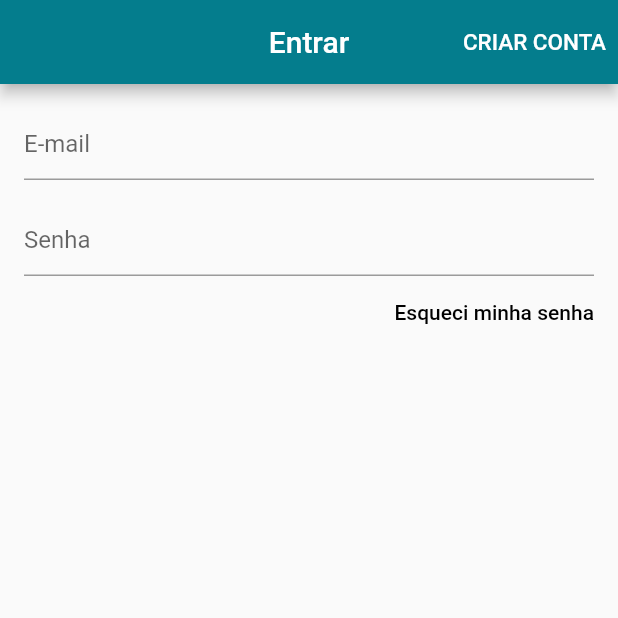
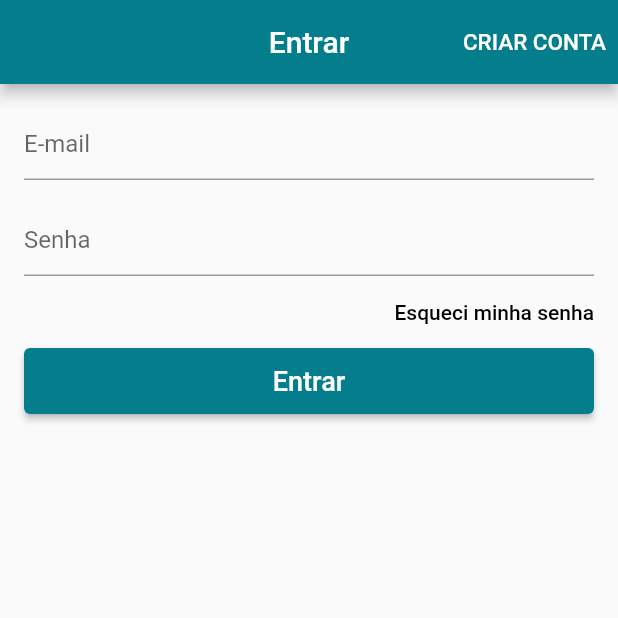
Before and after one commit to gabrielpereira3/loja, a Flutter app: the screen it shows after launch, on a phone screen of 412 x 824 dp, the top half of it. Run offline on Flutter 3.47's test engine with Material 2 defaults, Android fonts, the phone set to English and light mode, and no system bars; our stand-ins replace carousel_slider, cloud_firestore, firebase_core, transparent_image; accounts and stored records are empty.

Commit message:
Validação de login

```diff
--- a/lib/screens/login_screen.dart
+++ b/lib/screens/login_screen.dart
@@ -1,7 +1,9 @@
 import 'package:flutter/material.dart';
 
 class LoginScreen extends StatelessWidget {
-  const LoginScreen({Key? key}) : super(key: key);
+  LoginScreen({Key? key}) : super(key: key);
+
+  final _formKey = GlobalKey<FormState>();
 
   @override
   Widget build(BuildContext context) {
@@ -24,22 +26,31 @@ class LoginScreen extends StatelessWidget {
         ],
       ),
       body: Form(
+        key: _formKey,
         child: ListView(
-          padding: EdgeInsets.all(16),
+          padding: const EdgeInsets.all(16),
           children: [
             TextFormField(
               decoration: const InputDecoration(hintText: "E-mail"),
               keyboardType: TextInputType.emailAddress,
+              validator: (text) {
+                if(text!.isEmpty || !text.contains("@")) return "E-mail inválido!";
+              },
             ),
             const SizedBox(height: 16),
             TextFormField(
               decoration: const InputDecoration(hintText: "Senha"),
               obscureText: true,
+              validator: (text) {
+                if(text!.isEmpty || text.length < 8) return "Senha inválida!";
+              },
             ),
             Align(
               alignment: Alignment.centerRight,
               child: TextButton(
-                style: ButtonStyle(padding: MaterialStateProperty.all<EdgeInsetsGeometry>(EdgeInsets.zero)),
+                style: ButtonStyle(
+                    padding: MaterialStateProperty.all<EdgeInsetsGeometry>(
+                        EdgeInsets.zero)),
                 onPressed: () {},
                 child: const Text(
                   "Esqueci minha senha",
@@ -48,46 +59,26 @@ class LoginScreen extends StatelessWidget {
                 ),
               ),
             ),
+            SizedBox(
+              height: 44,
+              child: ElevatedButton(
+                style: ButtonStyle(
+                    backgroundColor: MaterialStateProperty.all<Color>(
+                        Theme.of(context).primaryColor)),
+                onPressed: () {
+                  if(_formKey.currentState!.validate()){
+
+                  }
+                },
+                child: const Text(
+                  "Entrar",
+                  style: TextStyle(fontSize: 18, color: Colors.white),
+                ),
+              ),
+            ),
           ],
         ),
       ),
-      //   Padding(
-      //   padding: EdgeInsets.all(12),
-      //   child: Column(
-      //     crossAxisAlignment: CrossAxisAlignment.stretch,
-      //     children: [
-      //       TextField(
-      //         decoration: InputDecoration(labelText: "E-mail"),
-      //       ),
-      //       TextField(
-      //         decoration: InputDecoration(labelText: "Senha"),
-      //       ),
-      //       Align(
-      //         alignment: Alignment.centerRight,
-      //         child: TextButton(
-      //           onPressed: () {},
-      //           child: const Text(
-      //             "Esqueci minha senha",
-      //             style: TextStyle(color: Colors.black),
-      //           ),
-      //         ),
-      //       ),
-      //       SizedBox(
-      //         height: 44,
-      //         child: ElevatedButton(
-      //           style: ButtonStyle(
-      //               backgroundColor: MaterialStateProperty.all<Color>(
-      //                   Theme.of(context).primaryColor)),
-      //           onPressed: () {},
-      //           child: const Text(
-      //             "Entrar",
-      //             style: TextStyle(fontSize: 18, color: Colors.white),
-      //           ),
-      //         ),
-      //       ),
-      //     ],
-      //   ),
-      // ),
     );
   }
 }
```
